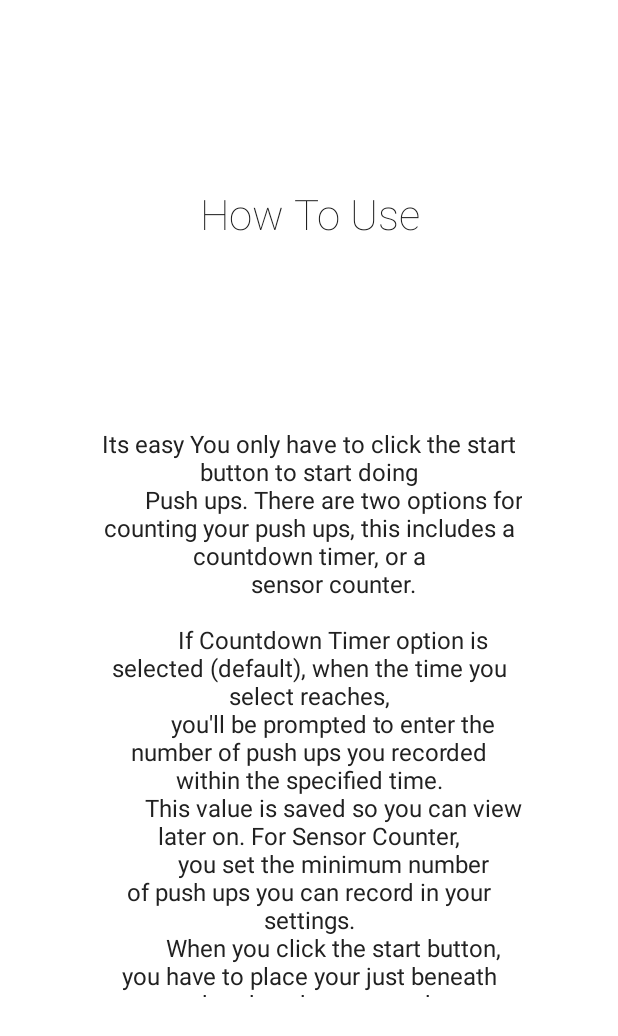
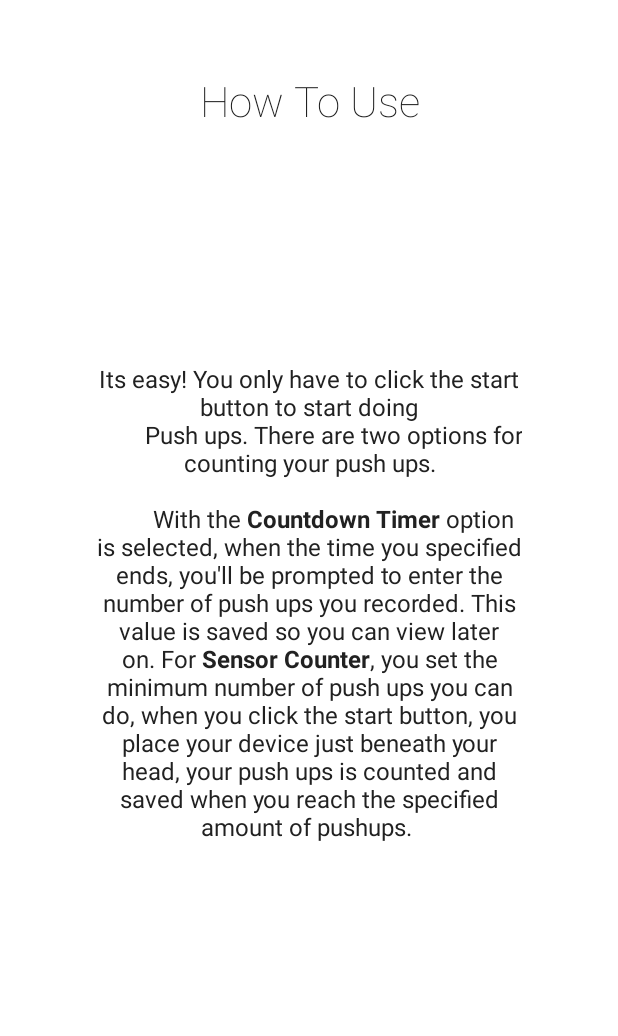
Before and after one commit to andela-cnwokocha/Fitgoup, an Android app: the layout intro2_slide.xml on its own in the app's theme, with its tools: preview values and no code run, on a phone screen of 412 x 824 dp. Shown: the top 1036 px of the screen. Run offline under Robolectric (Android 15) with nearby library versions, the phone set to English and light mode, and no system bars.

```diff
--- a/app/src/main/res/layout/intro2_slide.xml
+++ b/app/src/main/res/layout/intro2_slide.xml
@@ -5,7 +5,6 @@
     android:layout_height="match_parent"
     android:orientation="vertical"
     android:background="@color/icons"
-    android:layout_weight="5"
     android:id="@+id/slide1_main">
 
     <TextView
@@ -14,7 +13,7 @@
         android:layout_gravity="center"
         android:gravity="center"
         android:paddingLeft="32dp"
-        android:layout_weight="3"
+        android:layout_weight="1"
         android:fontFamily="sans-serif-thin"
         android:textColor="@color/colorPrimaryText"
         android:paddingRight="32dp"
@@ -35,7 +34,7 @@
 
     <TextView
         android:layout_width="fill_parent"
-        android:layout_height="64dp"
+        android:layout_height="20dp"
         android:layout_weight="1"/>
 
 </LinearLayout>
--- a/app/src/main/res/values/strings.xml
+++ b/app/src/main/res/values/strings.xml
@@ -18,17 +18,14 @@
     <string name="pushfit_slide1_description">PushFit is an application that helps you count the
     number of push ups you\'ve done in a day. With PushFit, you can customize how frequently you want to
     workout.</string>
-    <string name="appintro_slide2_howtouse">"Its easy You only have to click the start button to start doing
-        Push ups. There are two options for counting your push ups, this includes a countdown timer, or a
-        sensor counter.
+    <string name="appintro_slide2_howtouse">"Its easy! You only have to click the start button to start doing
+        Push ups. There are two options for counting your push ups.
 
-        If Countdown Timer option is selected (default), when the time you select reaches,
-        you\'ll be prompted to enter the number of push ups you recorded within the specified time.
-        This value is saved so you can view later on. For Sensor Counter,
-        you set the minimum number of push ups you can record in your settings.
-        When you click the start button, you have to place your just beneath your head, and as you push up
-        your push ups is counted and saved when you reach the specified amount of pushups.
-
+        With the <b>Countdown Timer</b> option is selected, when the time you specified ends,
+        you\'ll be prompted to enter the number of push ups you recorded. This value is saved so you can view later on.
+        For <b>Sensor Counter</b>, you set the minimum number of push ups you can do, when you click the start button,
+        you place your device just beneath your head, your push ups is counted and
+        saved when you reach the specified amount of pushups.
         "</string>
     <string name="skip_tutorial">You\'ve skipped the tutorial</string>
 </resources>
```
Also changed, not shown: app/src/main/java/com/example/andela/fitgoup/activities/HomeDashboard.java (+0 -14 lines).
